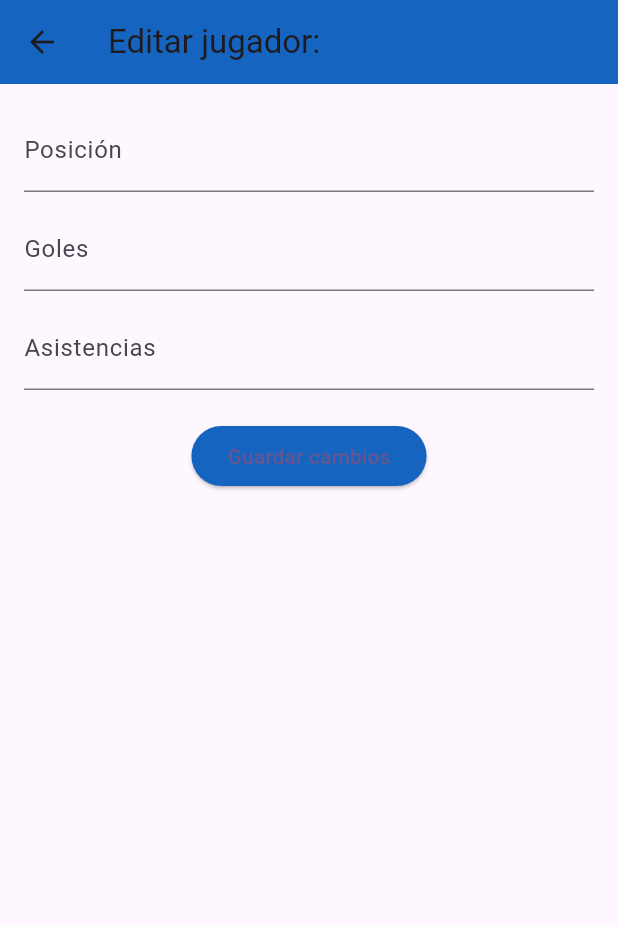
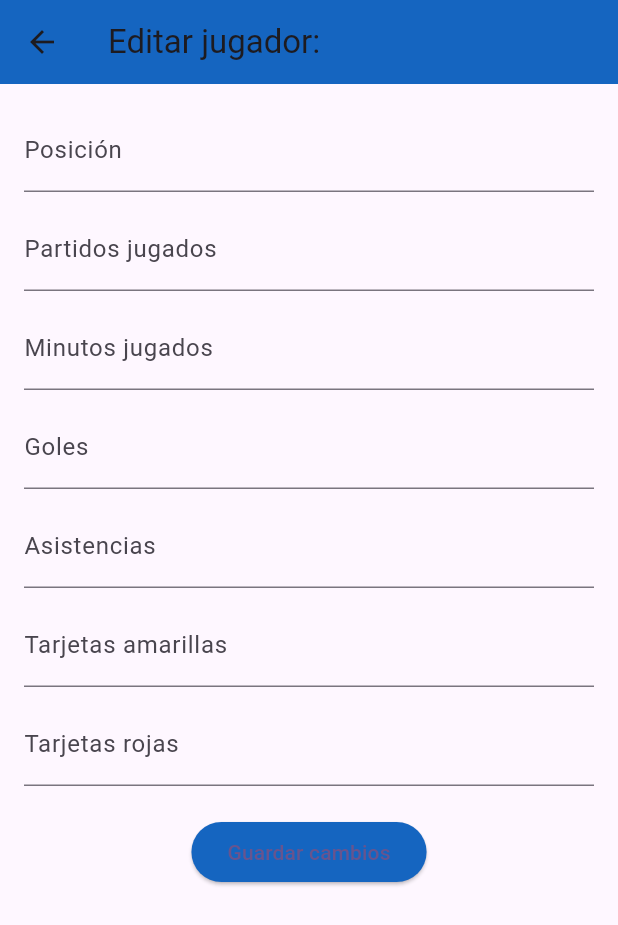
Before and after one commit to AndresBirtu/teampulse, a Flutter app: the EditPlayerPage screen opened directly with empty values, on a phone screen of 412 x 824 dp. Shown: the top 925 px of the screen. Run offline on Flutter 3.47's test engine with Material 3 defaults, Android fonts, the phone set to English and light mode, and no system bars; our stand-ins replace cloud_firestore, firebase_auth, firebase_core; accounts and stored records are empty.

Commit message:
SincronizaciónEntrenadorJugador

```diff
--- a/lib/edit_player_page.dart
+++ b/lib/edit_player_page.dart
@@ -21,13 +21,28 @@ class _EditPlayerPageState extends State<EditPlayerPage> {
   late TextEditingController golesController;
   late TextEditingController asistenciasController;
   late TextEditingController posicionController;
+  late TextEditingController partidosController;
+  late TextEditingController minutosController;
+  late TextEditingController amarillasController;
+  late TextEditingController rojasController;
 
   @override
   void initState() {
     super.initState();
-    golesController = TextEditingController(text: widget.playerData['goles']?.toString() ?? '0');
-    asistenciasController = TextEditingController(text: widget.playerData['asistencias']?.toString() ?? '0');
-    posicionController = TextEditingController(text: widget.playerData['posicion'] ?? '');
+    golesController =
+        TextEditingController(text: widget.playerData['goles']?.toString() ?? '0');
+    asistenciasController =
+        TextEditingController(text: widget.playerData['asistencias']?.toString() ?? '0');
+    posicionController =
+        TextEditingController(text: widget.playerData['posicion'] ?? '');
+    partidosController =
+        TextEditingController(text: widget.playerData['partidos']?.toString() ?? '0');
+    minutosController =
+        TextEditingController(text: widget.playerData['minutos']?.toString() ?? '0');
+    amarillasController =
+        TextEditingController(text: widget.playerData['tarjetas_amarillas']?.toString() ?? '0');
+    rojasController =
+        TextEditingController(text: widget.playerData['tarjetas_rojas']?.toString() ?? '0');
   }
 
   Future<void> _guardarCambios() async {
@@ -40,6 +55,10 @@ class _EditPlayerPageState extends State<EditPlayerPage> {
       'goles': int.tryParse(golesController.text) ?? 0,
       'asistencias': int.tryParse(asistenciasController.text) ?? 0,
       'posicion': posicionController.text,
+      'partidos': int.tryParse(partidosController.text) ?? 0,
+      'minutos': int.tryParse(minutosController.text) ?? 0,
+      'tarjetas_amarillas': int.tryParse(amarillasController.text) ?? 0,
+      'tarjetas_rojas': int.tryParse(rojasController.text) ?? 0,
     });
 
     ScaffoldMessenger.of(context).showSnackBar(
@@ -56,13 +75,25 @@ class _EditPlayerPageState extends State<EditPlayerPage> {
         title: Text("Editar jugador: ${widget.playerData['name']}"),
         backgroundColor: Colors.blue[800],
       ),
-      body: Padding(
+      body: SingleChildScrollView(
         padding: const EdgeInsets.all(16.0),
         child: Column(
           children: [
             TextField(
               controller: posicionController,
               decoration: const InputDecoration(labelText: "Posición"),
+            ),
+            const SizedBox(height: 10),
+            TextField(
+              controller: partidosController,
+              decoration: const InputDecoration(labelText: "Partidos jugados"),
+              keyboardType: TextInputType.number,
+            ),
+            const SizedBox(height: 10),
+            TextField(
+              controller: minutosController,
+              decoration: const InputDecoration(labelText: "Minutos jugados"),
+              keyboardType: TextInputType.number,
             ),
             const SizedBox(height: 10),
             TextField(
@@ -74,6 +105,18 @@ class _EditPlayerPageState extends State<EditPlayerPage> {
             TextField(
               controller: asistenciasController,
               decoration: const InputDecoration(labelText: "Asistencias"),
+              keyboardType: TextInputType.number,
+            ),
+            const SizedBox(height: 10),
+            TextField(
+              controller: amarillasController,
+              decoration: const InputDecoration(labelText: "Tarjetas amarillas"),
+              keyboardType: TextInputType.number,
+            ),
+            const SizedBox(height: 10),
+            TextField(
+              controller: rojasController,
+              decoration: const InputDecoration(labelText: "Tarjetas rojas"),
               keyboardType: TextInputType.number,
             ),
             const SizedBox(height: 20),
```
Also changed, not shown: lib/dashboard_page.dart (+82 -66 lines), lib/players_page.dart (+29 -61 lines).
